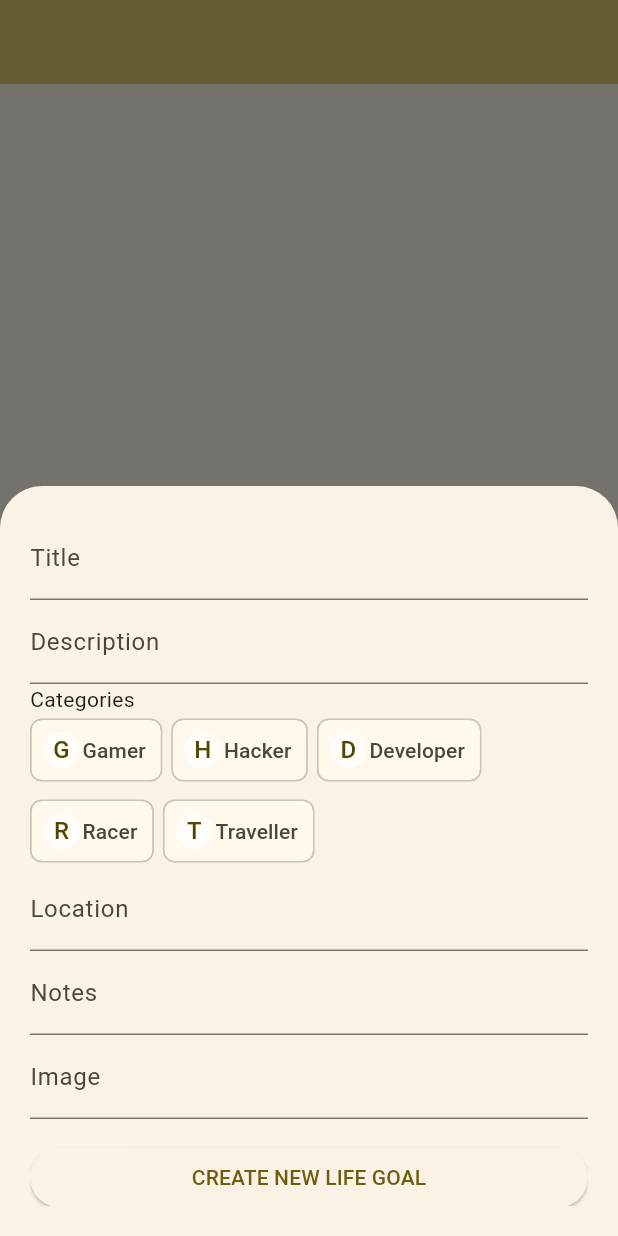
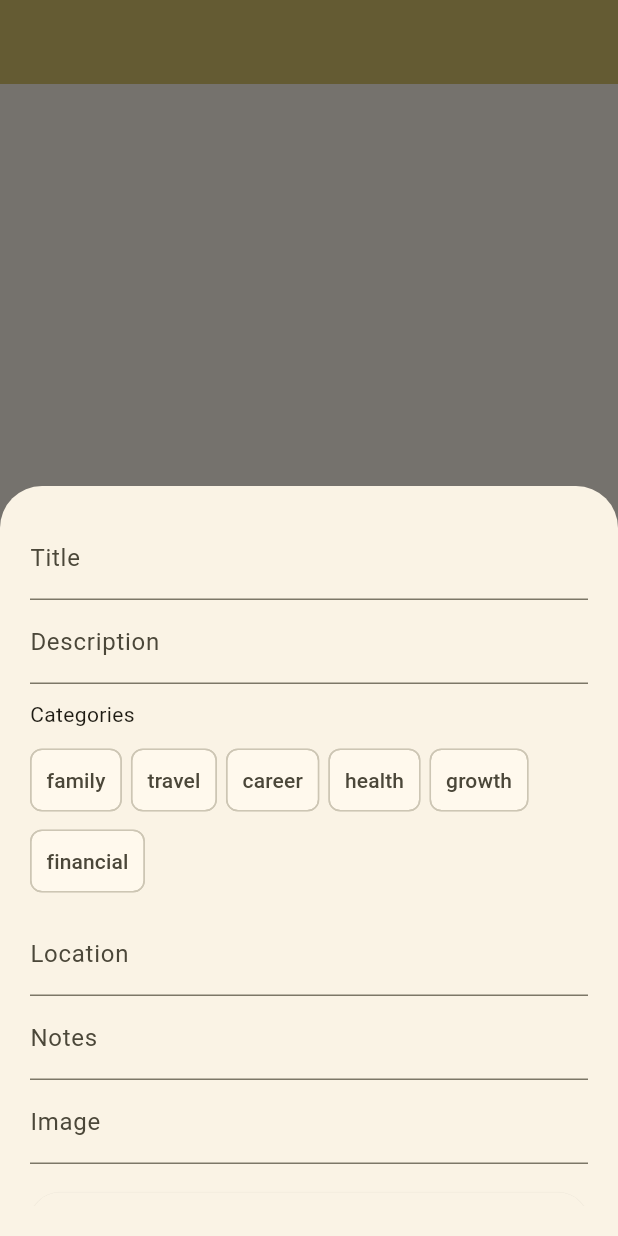
Before and after one commit to Biowulf21/Diem-Bucketlist, a Flutter app: the screen it shows once a user with an empty profile is signed in, after a tap on the "add" icon, on a phone screen of 412 x 824 dp. Run offline on Flutter 3.47's test engine with Material 2 defaults, Android fonts, the phone set to English and light mode, and no system bars; our stand-ins replace cloud_firestore, firebase_auth, firebase_core; accounts and stored records are empty.

Commit message:
Implemented chips for categories

```diff
--- a/lib/main.dart
+++ b/lib/main.dart
@@ -3,6 +3,7 @@ import 'dart:io';
 import 'package:cloud_firestore/cloud_firestore.dart';
 import 'package:diem/constants/constants.dart';
 import 'package:diem/features/authentication/screens/unauthenticated/auth_widget.dart';
+import 'package:diem/features/bucket_list/models/life_goal/life_goal_category.dart';
 import 'package:diem/screens/list_page.dart';
 import 'package:diem/screens/map_page.dart';
 import 'package:diem/screens/people_page.dart';
@@ -129,8 +130,14 @@ class _MyHomePageState extends State<MyHomePage> {
                   decoration: const InputDecoration(
                       label: Text("Description"), hintMaxLines: 4),
                 ),
-                Text("Categories"),
-                _chipList(),
+                const Padding(
+                  padding: EdgeInsets.only(top: 10.0),
+                  child: Text("Categories"),
+                ),
+                Padding(
+                  padding: EdgeInsets.symmetric(vertical: 10.0),
+                  child: _chipList(),
+                ),
                 TextFormField(
                   decoration: const InputDecoration(
                       label: Text("Location"), hintMaxLines: 4),
@@ -158,40 +165,49 @@ class _MyHomePageState extends State<MyHomePage> {
   }
 
   _chipList() {
+    List<String> _lifeGoalCategories =
+        LifeGoalCategory.values.map((category) => category.name).toList();
+
     return Wrap(
-      spacing: 6.0,
-      runSpacing: 6.0,
-      children: <Widget>[
-        _buildChip(
-          'Gamer',
-        ),
-        _buildChip(
-          'Hacker',
-        ),
-        _buildChip(
-          'Developer',
-        ),
-        _buildChip(
-          'Racer',
-        ),
-        _buildChip(
-          'Traveller',
-        ),
-      ],
-    );
+        spacing: 6.0,
+        runSpacing: 6.0,
+        children: _lifeGoalCategories
+            .map(
+              (e) => CustomChip(label: e),
+            )
+            .toList());
   }
+}
 
-  Widget _buildChip(String label) {
-    return Chip(
-      labelPadding: EdgeInsets.all(2.0),
-      avatar: CircleAvatar(
-        backgroundColor: Colors.white70,
-        child: Text(label[0].toUpperCase()),
+class CustomChip extends StatefulWidget {
+  CustomChip({super.key, required this.label});
+
+  String label;
+
+  @override
+  State<CustomChip> createState() => _CustomChipState();
+}
+
+class _CustomChipState extends State<CustomChip> {
+  bool isSelected = false;
+  @override
+  Widget build(BuildContext context) {
+    return GestureDetector(
+      onTap: () {
+        setState(() {
+          isSelected = !isSelected;
+        });
+      },
+      child: Chip(
+        labelPadding: const EdgeInsets.all(2.0),
+        label: Text(widget.label),
+        elevation: 6.0,
+        backgroundColor: isSelected == true
+            ? Theme.of(context).colorScheme.inversePrimary
+            : Theme.of(context).colorScheme.background,
+        shadowColor: Colors.grey[60],
+        padding: const EdgeInsets.all(8.0),
       ),
-      label: Text(label),
-      elevation: 6.0,
-      shadowColor: Colors.grey[60],
-      padding: EdgeInsets.all(8.0),
     );
   }
 }
```
